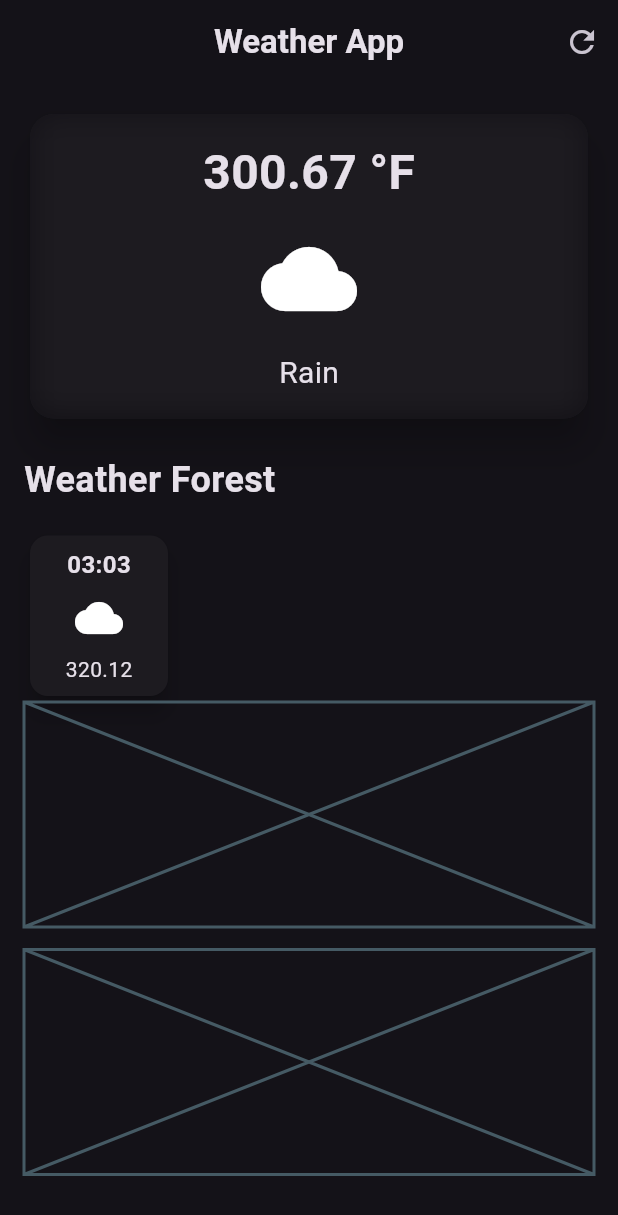
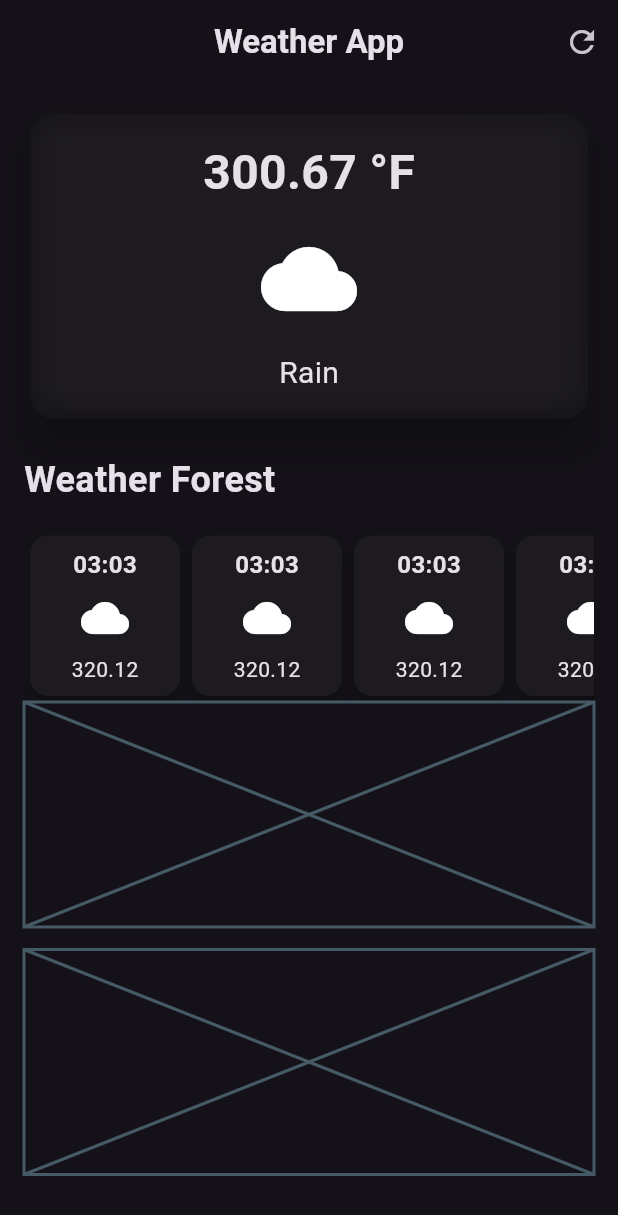
Before and after one commit to jodosjodos/weather_app, a Flutter app: the screen it shows after launch, on a phone screen of 412 x 824 dp. Shown: the top 1215 px of the screen. Run offline on Flutter 3.47's test engine with Material 3 defaults, Android fonts, the phone set to English and light mode, and no system bars.

Commit message:
[fix] fix scroll

```diff
--- a/lib/weather_screen.dart
+++ b/lib/weather_screen.dart
@@ -100,11 +100,11 @@ class WeatherScreen extends StatelessWidget {
             const SizedBox(
               height: 16,
             ),
-            Row(
-              children: [
-                SizedBox(
-                  width: 100,
-                  child: Card(
+            SingleChildScrollView(
+              scrollDirection: Axis.horizontal,
+              child: Row(
+                children: [
+                  Card(
                     elevation: 6,
                     child: Container(
                       width: 100,
@@ -140,8 +140,152 @@ class WeatherScreen extends StatelessWidget {
                       ),
                     ),
                   ),
-                ),
-              ],
+                  Card(
+                    elevation: 6,
+                    child: Container(
+                      width: 100,
+                      padding: const EdgeInsets.all(8.0),
+                      decoration: BoxDecoration(
+                        borderRadius: BorderRadius.circular(
+                          12,
+                        ),
+                      ),
+                      child: const Column(
+                        children: [
+                          Text(
+                            "03:03",
+                            style: TextStyle(
+                              fontSize: 16,
+                              fontWeight: FontWeight.bold,
+                            ),
+                          ),
+                          SizedBox(
+                            height: 8,
+                          ),
+                          Icon(
+                            Icons.cloud,
+                            size: 32,
+                          ),
+                          SizedBox(
+                            height: 8,
+                          ),
+                          Text(
+                            "320.12",
+                          )
+                        ],
+                      ),
+                    ),
+                  ),
+                  Card(
+                    elevation: 6,
+                    child: Container(
+                      width: 100,
+                      padding: const EdgeInsets.all(8.0),
+                      decoration: BoxDecoration(
+                        borderRadius: BorderRadius.circular(
+                          12,
+                        ),
+                      ),
+                      child: const Column(
+                        children: [
+                          Text(
+                            "03:03",
+                            style: TextStyle(
+                              fontSize: 16,
+                              fontWeight: FontWeight.bold,
+                            ),
+                          ),
+                          SizedBox(
+                            height: 8,
+                          ),
+                          Icon(
+                            Icons.cloud,
+                            size: 32,
+                          ),
+                          SizedBox(
+                            height: 8,
+                          ),
+                          Text(
+                            "320.12",
+                          )
+                        ],
+                      ),
+                    ),
+                  ),
+                  Card(
+                    elevation: 6,
+                    child: Container(
+                      width: 100,
+                      padding: const EdgeInsets.all(8.0),
+                      decoration: BoxDecoration(
+                        borderRadius: BorderRadius.circular(
+                          12,
+                        ),
+                      ),
+                      child: const Column(
+                        children: [
+                          Text(
+                            "03:03",
+                            style: TextStyle(
+                              fontSize: 16,
+                              fontWeight: FontWeight.bold,
+                            ),
+                          ),
+                          SizedBox(
+                            height: 8,
+                          ),
+                          Icon(
+                            Icons.cloud,
+                            size: 32,
+                          ),
+                          SizedBox(
+                            height: 8,
+                          ),
+                          Text(
+                            "320.12",
+                          )
+                        ],
+                      ),
+                    ),
+                  ),
+                  Card(
+                    elevation: 6,
+                    child: Container(
+                      width: 100,
+                      padding: const EdgeInsets.all(8.0),
+                      decoration: BoxDecoration(
+                        borderRadius: BorderRadius.circular(
+                          12,
+                        ),
+                      ),
+                      child: const Column(
+                        children: [
+                          Text(
+                            "03:03",
+                            style: TextStyle(
+                              fontSize: 16,
+                              fontWeight: FontWeight.bold,
+                            ),
+                          ),
+                          SizedBox(
+                            height: 8,
+                          ),
+                          Icon(
+                            Icons.cloud,
+                            size: 32,
+                          ),
+                          SizedBox(
+                            height: 8,
+                          ),
+                          Text(
+                            "320.12",
+                          )
+                        ],
+                      ),
+                    ),
+                  ),
+                ],
+              ),
             ),
             // weather forecast cards
             Placeholder(
```
